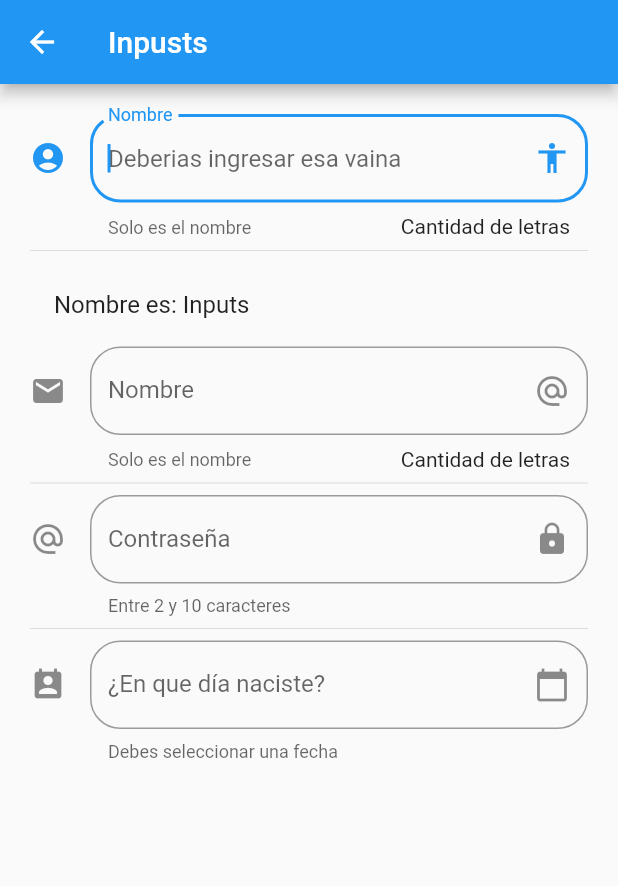
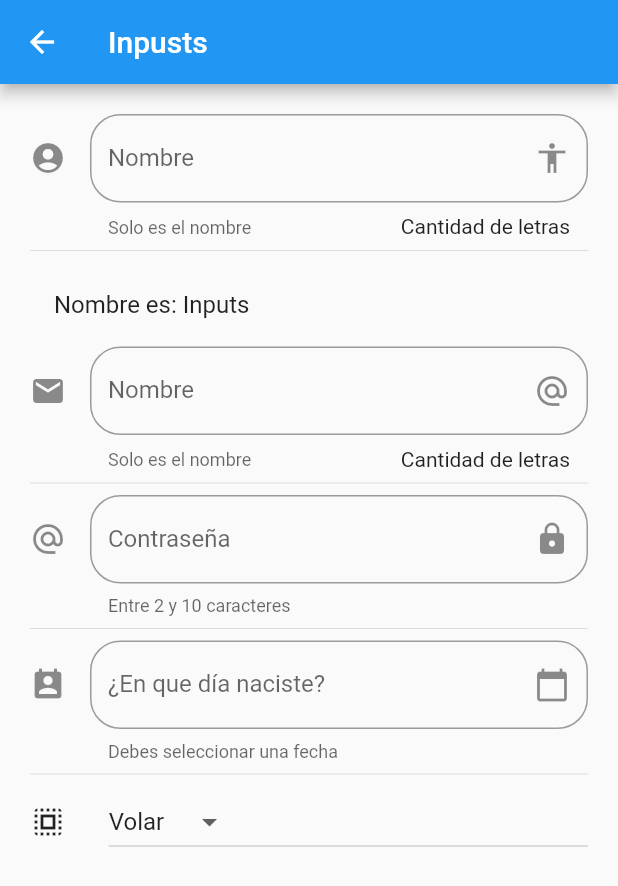
Before and after one commit to jdpadillaac/flutter-Widgets, a Flutter app: the InputsPage screen opened by its route, on a phone screen of 412 x 824 dp. Shown: the top 886 px of the screen. Run offline on Flutter 3.47's test engine with Material 2 defaults, Android fonts, the phone set to English and light mode, and no system bars.

Commit message:
Input select

```diff
--- a/lib/src/pages/inputs_page.dart
+++ b/lib/src/pages/inputs_page.dart
@@ -10,7 +10,10 @@ class InputsPage extends StatefulWidget {
 class _InputsPageState extends State<InputsPage> {
   String _nombre = 'Inputs';
   String _fecha = '';
+  String _optsSelected = 'Volar';
   TextEditingController _inputFiledDateController = new TextEditingController();
+
+  List<String> _poderes = ['Volar', 'Rayos x'];
 
   @override
   Widget build(BuildContext context) {
@@ -28,7 +31,9 @@ class _InputsPageState extends State<InputsPage> {
           Divider(),
           _crearPassword(),
           Divider(),
-          _crearFecha(context)
+          _crearFecha(context),
+          Divider(),
+          _crearDropDown()
         ],
       ),
     );
@@ -36,7 +41,7 @@ class _InputsPageState extends State<InputsPage> {
 
   Widget _crearInput() {
     return TextField(
-      autofocus: true,
+      autofocus: false,
       textCapitalization: TextCapitalization.sentences,
       decoration: InputDecoration(
           border: OutlineInputBorder(borderRadius: BorderRadius.circular(20.2)),
@@ -62,7 +67,7 @@ class _InputsPageState extends State<InputsPage> {
   Widget _crearEmail() {
     return TextField(
       keyboardType: TextInputType.emailAddress,
-      autofocus: true,
+      autofocus: false,
       textCapitalization: TextCapitalization.sentences,
       decoration: InputDecoration(
           border: OutlineInputBorder(borderRadius: BorderRadius.circular(20.2)),
@@ -84,7 +89,7 @@ class _InputsPageState extends State<InputsPage> {
   Widget _crearPassword() {
     return TextField(
       obscureText: true,
-      autofocus: true,
+      autofocus: false,
       textCapitalization: TextCapitalization.sentences,
       decoration: InputDecoration(
           border: OutlineInputBorder(borderRadius: BorderRadius.circular(20.2)),
@@ -106,7 +111,7 @@ class _InputsPageState extends State<InputsPage> {
     return TextField(
       controller: _inputFiledDateController,
       enableInteractiveSelection: false,
-      autofocus: true,
+      autofocus: false,
       textCapitalization: TextCapitalization.sentences,
       decoration: InputDecoration(
           border: OutlineInputBorder(borderRadius: BorderRadius.circular(20.2)),
@@ -139,4 +144,31 @@ class _InputsPageState extends State<InputsPage> {
       });
     }
   }
+
+  List<DropdownMenuItem<String>> getOptsDropDown() {
+    List<DropdownMenuItem<String>> lista = new List();
+    _poderes.forEach((element) {
+      lista.add(DropdownMenuItem(child: Text(element), value: element));
+    });
+    return lista;
+  }
+
+  Widget _crearDropDown() {
+    return Row(
+      children: [
+        Icon(Icons.select_all),
+        SizedBox(width: 28.5),
+        Expanded(
+          child: DropdownButton(
+              value: _optsSelected,
+              items: getOptsDropDown(),
+              onChanged: (opt) {
+                setState(() {
+                  _optsSelected = opt;
+                });
+              }),
+        )
+      ],
+    );
+  }
 }
```
